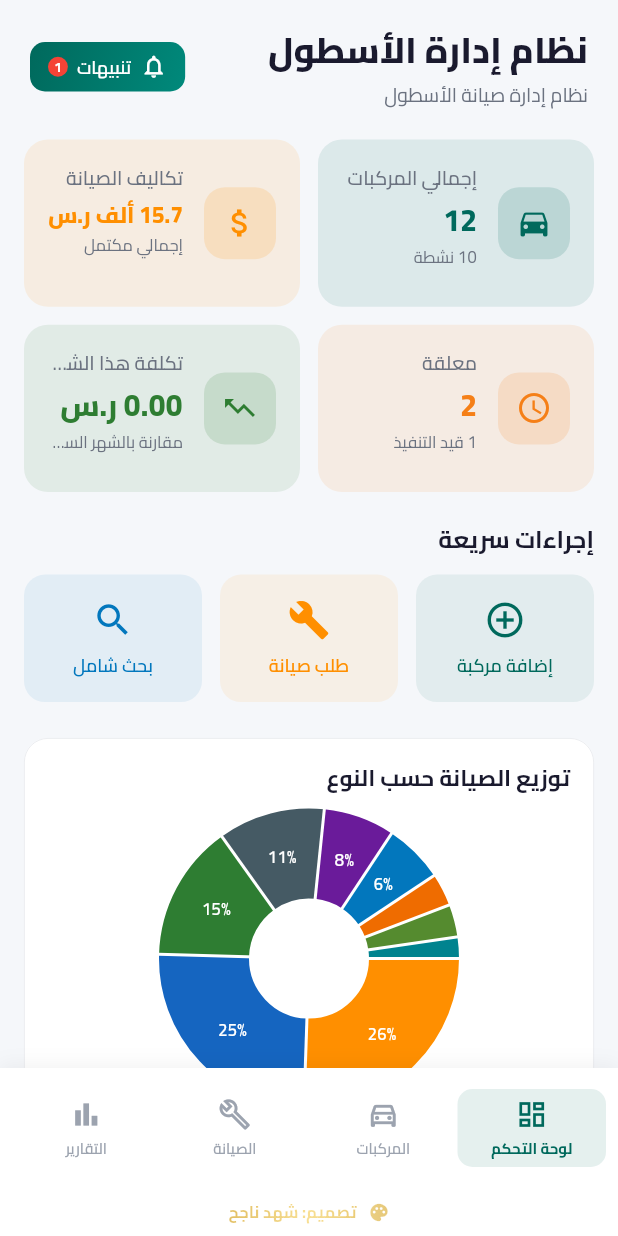
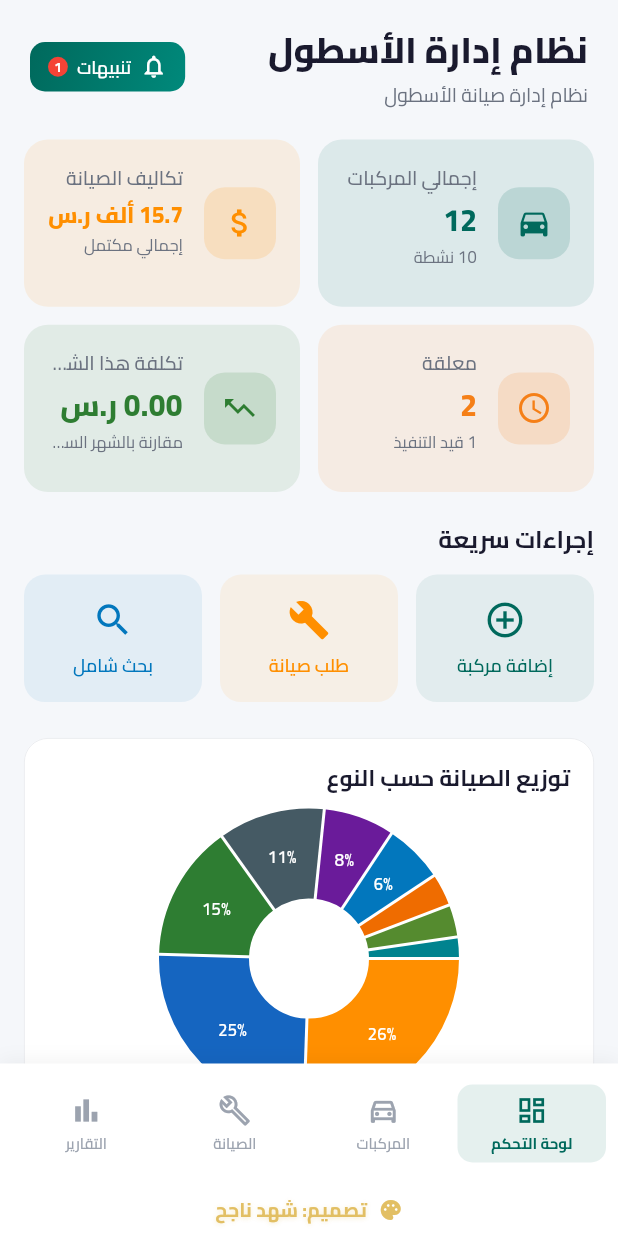
Before and after one commit to AbdoAIG/kms_fleet, a Flutter app: the screen it shows after launch, on a phone screen of 412 x 824 dp. Run offline on Flutter 3.47's test engine with Material 3 defaults, Android fonts, the light colour scheme and no system bars; drawn by our look-alikes of fl_chart; our stand-ins replace shared_preferences, sqflite; accounts and stored records are empty.

Commit message:
fix: use direct gold color instead of ShaderMask + bigger font

```diff
--- a/flutter-app/lib/widgets/developer_credit.dart
+++ b/flutter-app/lib/widgets/developer_credit.dart
@@ -25,9 +25,6 @@ class _DeveloperCreditState extends State<DeveloperCredit>
   int _currentIndex = 0;
   Timer? _switchTimer;
 
-  static const Color _gold = Color(0xFFD4A017);
-  static const Color _goldLight = Color(0xFFF5D060);
-
   final List<Map<String, IconData>> _credits = const [
     {'تطوير: عبدالرحمن إبراهيم': Icons.code_rounded},
     {'تصميم: شهد ناجح': Icons.palette_rounded},
@@ -41,7 +38,6 @@ class _DeveloperCreditState extends State<DeveloperCredit>
       duration: const Duration(milliseconds: 1500),
     );
     _fadeController.forward(from: 0);
-    // 5 seconds between each switch
     _switchTimer = Timer.periodic(const Duration(seconds: 5), (_) {
       _switchCredit();
     });
@@ -70,40 +66,40 @@ class _DeveloperCreditState extends State<DeveloperCredit>
     final credit = _credits[_currentIndex];
     final text = credit.keys.first;
     final icon = credit.values.first;
-    final useFontSize = widget.fontSize ?? (widget.compact ? 11.0 : 14.0);
-    final useIconSize = widget.iconSize ?? (widget.compact ? 14.0 : 18.0);
+    final useFontSize = widget.fontSize ?? (widget.compact ? 13.0 : 16.0);
+    final useIconSize = widget.iconSize ?? (widget.compact ? 16.0 : 20.0);
     final verticalPadding = widget.compact ? 8.0 : 16.0;
+
+    const goldColor = Color(0xFFD4A017);
 
     return FadeTransition(
       opacity: _fadeController,
       child: Padding(
         padding: EdgeInsets.symmetric(vertical: verticalPadding),
-        child: ShaderMask(
-          shaderCallback: (bounds) {
-            return const LinearGradient(
-              colors: [_gold, _goldLight, _gold],
-              begin: Alignment.centerLeft,
-              end: Alignment.centerRight,
-            ).createShader(bounds);
-          },
-          blendMode: BlendMode.srcIn,
         child: Row(
           mainAxisSize: MainAxisSize.min,
           children: [
-              Icon(icon, size: useIconSize),
+            Icon(icon, size: useIconSize, color: goldColor),
             const SizedBox(width: 8),
             Text(
               text,
               style: TextStyle(
                 fontSize: useFontSize,
                 fontWeight: FontWeight.w700,
+                color: goldColor,
                 letterSpacing: 0.5,
+                shadows: const [
+                  Shadow(
+                    color: Color(0x55D4A017),
+                    blurRadius: 4,
+                    offset: Offset(0, 1),
+                  ),
+                ],
               ),
             ),
           ],
         ),
       ),
-      ),
     );
   }
 }
```
Lines whose indentation alone changed are shown as unchanged.
